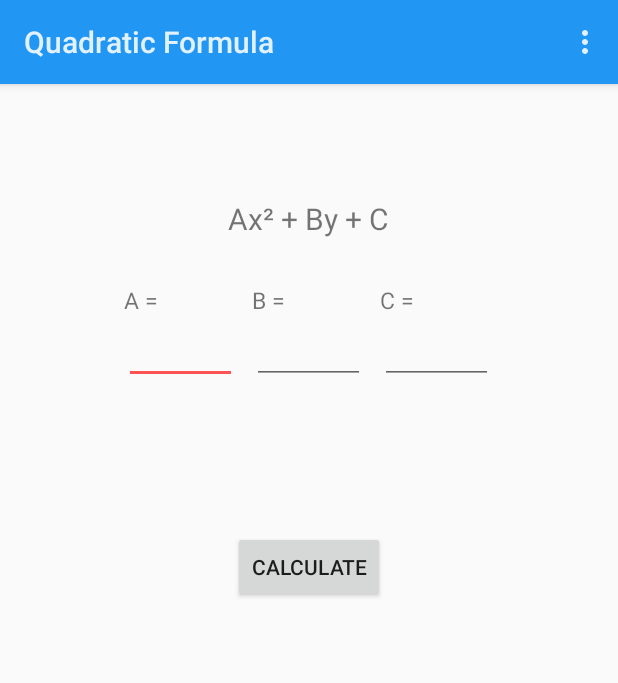
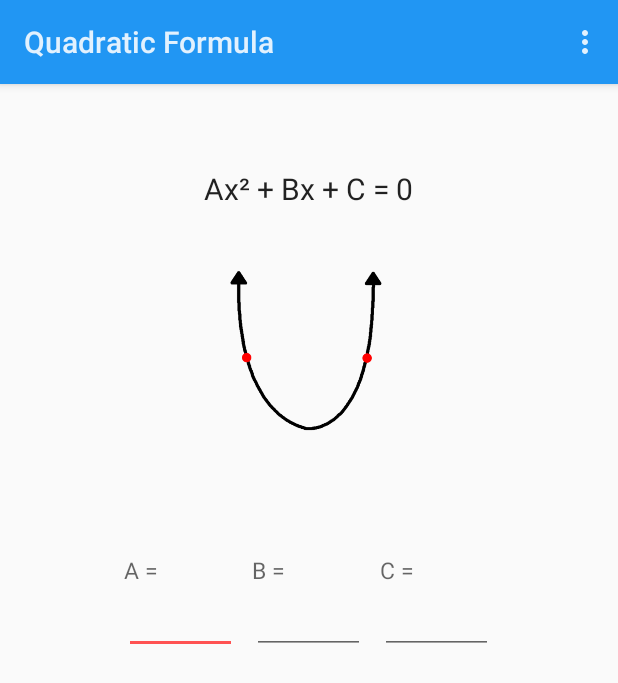
Before and after one commit to dannymato/Geometry_Helper, an Android app: the screen it shows after launch (QuadForm), after a tap on "Quadratic Formula", on a phone screen of 412 x 824 dp. Shown: the top 683 px of the screen. Run offline under Robolectric (Android 15) with nearby library versions, the phone set to English and light mode, and no system bars.

Commit message:
Added quadForm images

```diff
--- a/app/src/main/java/com/example/danny/geometryhelper/CardAdapter.java
+++ b/app/src/main/java/com/example/danny/geometryhelper/CardAdapter.java
@@ -24,7 +24,7 @@ public class CardAdapter extends BaseAdapter {
     private int[] mCardImgs ={
             R.drawable.tri_img,
             R.drawable.circle_img,
-            R.drawable.circle_img
+            R.drawable.quad_img
     };
 
     public CardAdapter(Context c,String[] s){
--- a/app/src/main/java/com/example/danny/geometryhelper/QuadForm.java
+++ b/app/src/main/java/com/example/danny/geometryhelper/QuadForm.java
@@ -42,8 +42,6 @@ public class QuadForm extends Activity {
 
         txtAns = (TextView)findViewById(R.id.quadAns);
 
-        calc = (Button) findViewById(R.id.quadCalc);
-
         txtA.setOnKeyListener(new View.OnKeyListener() {
             @Override
             public boolean onKey(View v, int keyCode, KeyEvent event) {
@@ -63,13 +61,6 @@ public class QuadForm extends Activity {
             public boolean onKey(View v, int keyCode, KeyEvent event) {
                 calculate();
                 return false;
-            }
-        });
-
-        calc.setOnClickListener(new View.OnClickListener() {
-            @Override
-            public void onClick(View v) {
-                calculate();
             }
         });
     }
--- a/app/src/main/res/layout/activity_quad_form.xml
+++ b/app/src/main/res/layout/activity_quad_form.xml
@@ -12,7 +12,7 @@
         android:id="@+id/quadDescLayout"
         android:layout_width="fill_parent"
         android:layout_height="wrap_content"
-        android:layout_marginTop="60dp"
+        android:layout_marginTop="40dp"
         android:gravity="center"
         android:orientation="horizontal" >
 
@@ -20,15 +20,24 @@
             android:id="@+id/quadDesc"
             android:layout_width="wrap_content"
             android:layout_height="wrap_content"
+            android:textAppearance="?android:textAppearanceLarge"
             android:text="@string/quadDesc"
             android:textSize="20sp" />
     </LinearLayout>
+
+    <ImageView
+        android:id="@+id/quad_img"
+        android:layout_width="200dp"
+        android:layout_height="200dp"
+        android:layout_below="@+id/quadDescLayout"
+        android:layout_centerHorizontal="true"
+        android:src="@drawable/quad_img"/>
 
     <TableLayout
         android:id="@+id/tableLayout1"
         android:layout_width="fill_parent"
         android:layout_height="wrap_content"
-        android:layout_below="@+id/quadDescLayout"
+        android:layout_below="@+id/quad_img"
         android:gravity="center"
         android:orientation="horizontal"
         android:layout_marginTop="30dp" >
@@ -47,6 +56,7 @@
                 android:text="@string/quadA"
                 android:textSize="15sp"
                 android:layout_marginRight="10dp"
+                android:textAppearance="?android:textAppearanceMedium"
                 />
 
             <TextView
@@ -54,7 +64,8 @@
                 android:layout_width="wrap_content"
                 android:layout_height="wrap_content"
                 android:text="@string/quadB"
-                android:textSize="15sp" />
+                android:textSize="15sp"
+                android:textAppearance="?android:textAppearanceMedium"/>
 
             <TextView
                 android:id="@+id/quadCTxt"
@@ -62,7 +73,8 @@
                 android:layout_height="wrap_content"
                 android:text="@string/quadC"
                 android:textSize="15sp"
-                android:layout_marginLeft="10dp" />
+                android:layout_marginLeft="10dp"
+                android:textAppearance="?android:textAppearanceMedium"/>
         </TableRow>
 
         <TableRow
@@ -108,18 +120,14 @@
         android:id="@+id/quadAns"
         android:layout_width="wrap_content"
         android:layout_height="wrap_content"
-        android:layout_below="@+id/quadCalc"
+        android:layout_below="@+id/tableLayout1"
         android:layout_centerHorizontal="true"
+        android:textAppearance="?android:textAppearanceLarge"
         android:layout_marginTop="40dp"
         android:textSize="15sp" />
 
-    <Button
-        android:id="@+id/quadCalc"
-        android:layout_width="wrap_content"
-        android:layout_height="wrap_content"
-        android:layout_below="@+id/tableLayout1"
-        android:layout_centerHorizontal="true"
-        android:layout_marginTop="98dp"
-        android:text="@string/Calc" />
+
+
+
 
 </RelativeLayout>
--- a/app/src/main/res/values/strings.xml
+++ b/app/src/main/res/values/strings.xml
@@ -14,7 +14,7 @@
     <string name="circle_transition_name">imgTransition1</string>
     <string name="quad_form_info">Quadratic Formula</string>
     <string name="title_activity_quad_form">Quadratic Formula</string>
-    <string name="quadDesc">Ax&#178; + By + C</string>
+    <string name="quadDesc">Ax&#178; + Bx + C = 0</string>
     <string name="quadA">A =</string>
     <string name="quadB">B =</string>
     <string name="quadC">C =</string>
```
Also changed, not shown: app/src/main/res/drawable/quad_img.png (added), 2 other files.
